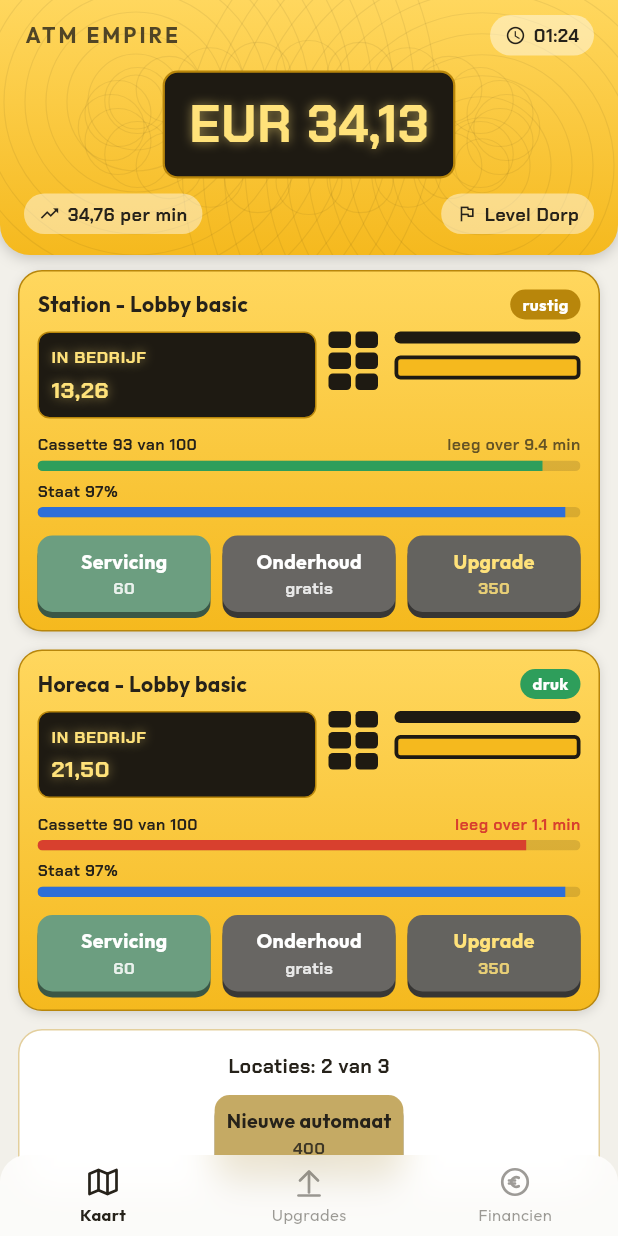
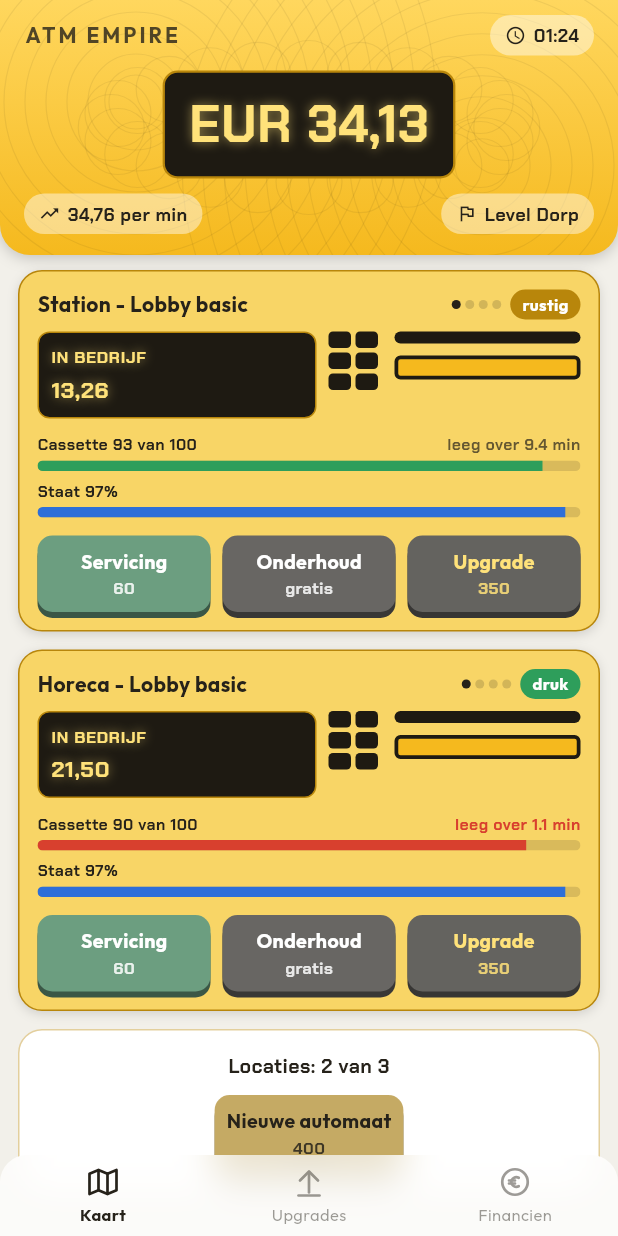
Before and after one commit to Dijkwachter/ATM-Tycoon, a Flutter app: the screen it shows after launch, on a phone screen of 412 x 824 dp. Run offline on Flutter 3.47's test engine with Material 3 defaults, Android fonts, the phone set to English and light mode, and no system bars; our stand-ins replace flutter_riverpod, flutter_svg, hive, hive_flutter; accounts and stored records are empty.

Commit message:
Automaten groeien visueel mee met hun tier
De kast verandert per tier: lobby basic is vlak geel, lobby plus
krijgt de gradient plus contactless en een negen-toetsen pinpad, de
TTW-units krijgen een stalen muurframe en camera, en de recycler
gloeit goud en heeft een groene stortsleuf. Tier-pips in de titelrij
tonen de voortgang; AnimatedContainer laat een upgrade vloeiend
overgaan. Drie widgettests dekken de tier-verschillen.

Co-Authored-By: Claude Fable 5 <noreply@anthropic.com>
Claude-Session: https://claude.ai/code/session_01XL8XVGTwH3UC3ZnNN5Hueu

```diff
--- a/lib/ui/theme.dart
+++ b/lib/ui/theme.dart
@@ -44,6 +44,12 @@ abstract final class AppColors {
 
   /// Randen en geleiders op de gele kasten.
   static const Color cabinetShade = Color(0xFFB8860B);
+
+  /// Stalen muurframe van through-the-wall-automaten (tier 3 en 4).
+  static const Color steel = Color(0xFF8E959C);
+
+  /// Vlakke, goedkopere kastkleur van de instap-tier (lobby basic).
+  static const Color cabinetBasic = Color(0xFFF8D566);
 }
 
 /// De headergradient van geel naar diep goudgeel (GDD 10).
--- a/lib/ui/widgets/atm_tile.dart
+++ b/lib/ui/widgets/atm_tile.dart
@@ -50,25 +50,58 @@ class AtmTile extends StatelessWidget {
     return atm.notesInCassette / drainPerSecond / 60;
   }
 
+  /// Kast-uiterlijk per tier: de instapkast is vlak geel, vanaf lobby plus
+  /// glanst de gradient, de TTW-units krijgen een stalen muurframe en de
+  /// recycler gloeit goud. AnimatedContainer laat een upgrade vloeiend
+  /// overgaan in de nieuwe kast.
+  BoxDecoration _cabinetDecoration() {
+    final radius = BorderRadius.circular(16);
+    const dropShadow = BoxShadow(
+      color: Color(0x22000000),
+      blurRadius: 5,
+      offset: Offset(0, 2),
+    );
+    return switch (atm.tier) {
+      AtmTier.lobbyBasic => BoxDecoration(
+          color: AppColors.cabinetBasic,
+          borderRadius: radius,
+          border: Border.all(color: AppColors.cabinetShade, width: 1),
+          boxShadow: const [dropShadow],
+        ),
+      AtmTier.lobbyPlus => BoxDecoration(
+          gradient: kHeaderGradient,
+          borderRadius: radius,
+          border: Border.all(color: AppColors.cabinetShade, width: 1),
+          boxShadow: const [dropShadow],
+        ),
+      AtmTier.ttwUnit => BoxDecoration(
+          gradient: kHeaderGradient,
+          borderRadius: radius,
+          border: Border.all(color: AppColors.steel, width: 5),
+          boxShadow: const [dropShadow],
+        ),
+      AtmTier.ttwRecycler => BoxDecoration(
+          gradient: kHeaderGradient,
+          borderRadius: radius,
+          border: Border.all(color: AppColors.steel, width: 5),
+          boxShadow: const [
+            dropShadow,
+            BoxShadow(color: Color(0x66FFD75E), blurRadius: 14),
+          ],
+        ),
+    };
+  }
+
   @override
   Widget build(BuildContext context) {
     return GestureDetector(
       onTap: onOpenDetails,
-      child: Container(
+      child: AnimatedContainer(
+        duration: const Duration(milliseconds: 450),
+        curve: Curves.easeOutCubic,
         margin: const EdgeInsets.symmetric(horizontal: 12, vertical: 6),
         padding: const EdgeInsets.all(12),
-        decoration: BoxDecoration(
-          gradient: kHeaderGradient,
-          borderRadius: BorderRadius.circular(16),
-          border: Border.all(color: AppColors.cabinetShade, width: 1),
-          boxShadow: const [
-            BoxShadow(
-              color: Color(0x22000000),
-              blurRadius: 5,
-              offset: Offset(0, 2),
-            ),
-          ],
-        ),
+        decoration: _cabinetDecoration(),
         child: Column(
           crossAxisAlignment: CrossAxisAlignment.stretch,
           children: [
@@ -188,10 +221,40 @@ class _TitleRow extends StatelessWidget {
             ),
           ),
         ),
+        _TierPips(tier: atm.tier),
+        const SizedBox(width: 6),
         if (busyFactor >= 1.2)
           const _BusyLabel(label: 'druk', color: AppColors.incomePill)
         else if (busyFactor <= 0.5)
           const _BusyLabel(label: 'rustig', color: AppColors.cabinetShade),
+      ],
+    );
+  }
+}
+
+/// Vier pips die de tier-voortgang van deze kast tonen: gevuld tot en met
+/// de huidige tier, gedoofd daarboven.
+class _TierPips extends StatelessWidget {
+  const _TierPips({required this.tier});
+
+  final AtmTier tier;
+
+  @override
+  Widget build(BuildContext context) {
+    return Row(
+      children: [
+        for (final t in AtmTier.values)
+          Container(
+            width: 6,
+            height: 6,
+            margin: const EdgeInsets.only(left: 3),
+            decoration: BoxDecoration(
+              shape: BoxShape.circle,
+              color: t.index <= tier.index
+                  ? AppColors.ink
+                  : AppColors.ink.withValues(alpha: 0.18),
+            ),
+          ),
       ],
     );
   }
@@ -251,10 +314,17 @@ class _Anatomy extends StatelessWidget {
     final alert = atm.isBroken ||
         atm.isPausedByOutage ||
         atm.notesInCassette == 0;
+    final tier = atm.tier;
+    // De anatomie groeit mee met de tier: vanaf lobby plus een derde
+    // toetsenrij en contactless, vanaf TTW een camera, en alleen de
+    // recycler heeft een stortsleuf (GDD 3.3).
+    final hasThirdKeyColumn = tier.index >= AtmTier.lobbyPlus.index;
+    final hasContactless = tier.index >= AtmTier.lobbyPlus.index;
+    final hasCamera = tier.index >= AtmTier.ttwUnit.index;
     return Row(
       crossAxisAlignment: CrossAxisAlignment.start,
       children: [
-        // Schermpje.
+        // Schermpje, met camera-dot op de TTW-units.
         Expanded(
           flex: 3,
           child: Container(
@@ -267,14 +337,35 @@ class _Anatomy extends StatelessWidget {
             child: Column(
               crossAxisAlignment: CrossAxisAlignment.start,
               children: [
-                Text(
+                Row(
+                  children: [
+                    Expanded(
+                      child: Text(
                         _status,
                         maxLines: 1,
                         overflow: TextOverflow.ellipsis,
                         style: ledDigits(
                           11,
-                    color: alert ? AppColors.warning : AppColors.ledGlow,
+                          color:
+                              alert ? AppColors.warning : AppColors.ledGlow,
                         ),
+                      ),
+                    ),
+                    if (hasCamera)
+                      Container(
+                        width: 7,
+                        height: 7,
+                        margin: const EdgeInsets.only(left: 4),
+                        decoration: BoxDecoration(
+                          shape: BoxShape.circle,
+                          color: AppColors.ledDim,
+                          border: Border.all(
+                            color: AppColors.steel,
+                            width: 1.5,
+                          ),
+                        ),
+                      ),
+                  ],
                 ),
                 const SizedBox(height: 3),
                 Text(
@@ -288,7 +379,7 @@ class _Anatomy extends StatelessWidget {
           ),
         ),
         const SizedBox(width: 8),
-        // Pinpad van zes toetsen.
+        // Pinpad: zes toetsen, vanaf lobby plus negen.
         Column(
           children: [
             for (var row = 0; row < 3; row++)
@@ -296,9 +387,11 @@ class _Anatomy extends StatelessWidget {
                 padding: const EdgeInsets.only(bottom: 3),
                 child: Row(
                   children: [
-                    for (var col = 0; col < 2; col++)
+                    for (var col = 0;
+                        col < (hasThirdKeyColumn ? 3 : 2);
+                        col++)
                       Container(
-                        width: 15,
+                        width: hasThirdKeyColumn ? 11 : 15,
                         height: 11,
                         margin: const EdgeInsets.only(right: 3),
                         decoration: BoxDecoration(
@@ -312,18 +405,33 @@ class _Anatomy extends StatelessWidget {
           ],
         ),
         const SizedBox(width: 8),
-        // Pasjessleuf en geldsleuf met donkere geleiders.
+        // Pasjessleuf (met contactless vanaf lobby plus), geldsleuf en op
+        // de recycler een groene stortsleuf.
         Expanded(
           flex: 2,
           child: Column(
             crossAxisAlignment: CrossAxisAlignment.stretch,
             children: [
-              Container(
+              Row(
+                children: [
+                  Expanded(
+                    child: Container(
                       height: 8,
                       decoration: BoxDecoration(
                         color: AppColors.ledPanel,
                         borderRadius: BorderRadius.circular(4),
                       ),
+                    ),
+                  ),
+                  if (hasContactless) ...[
+                    const SizedBox(width: 4),
+                    const Icon(
+                      Icons.contactless_outlined,
+                      size: 12,
+                      color: AppColors.ledPanel,
+                    ),
+                  ],
+                ],
               ),
               const SizedBox(height: 8),
               Container(
@@ -334,6 +442,32 @@ class _Anatomy extends StatelessWidget {
                   border: Border.all(color: AppColors.ledPanel, width: 2.5),
                 ),
               ),
+              if (tier.isRecycler) ...[
+                const SizedBox(height: 6),
+                Container(
+                  height: 14,
+                  decoration: BoxDecoration(
+                    color: Colors.white,
+                    borderRadius: BorderRadius.circular(4),
+                    border: Border.all(
+                      color: AppColors.incomePill,
+                      width: 2,
+                    ),
+                  ),
+                  child: const Center(
+                    child: Text(
+                      'STORT',
+                      style: TextStyle(
+                        fontFamily: kDigitFont,
+                        fontSize: 7,
+                        fontWeight: FontWeight.w700,
+                        letterSpacing: 1.5,
+                        color: AppColors.incomePill,
+                      ),
+                    ),
+                  ),
+                ),
+              ],
             ],
           ),
         ),
```
Also changed, not shown: 1 other file. Lines whose indentation alone changed are shown as unchanged.
